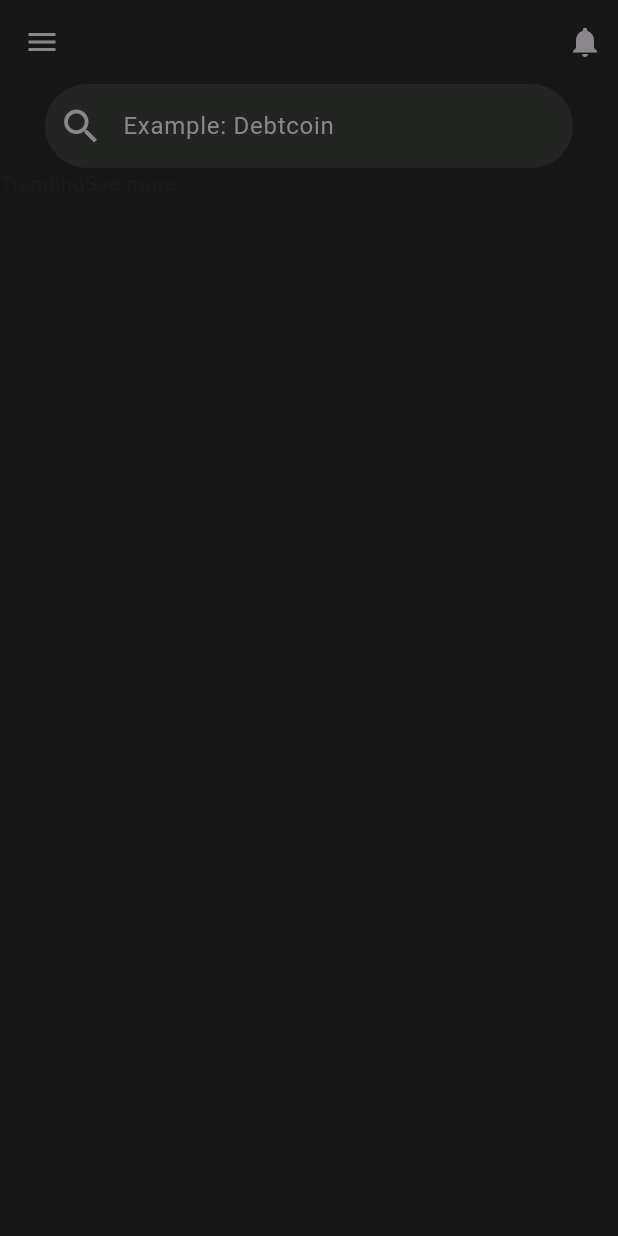
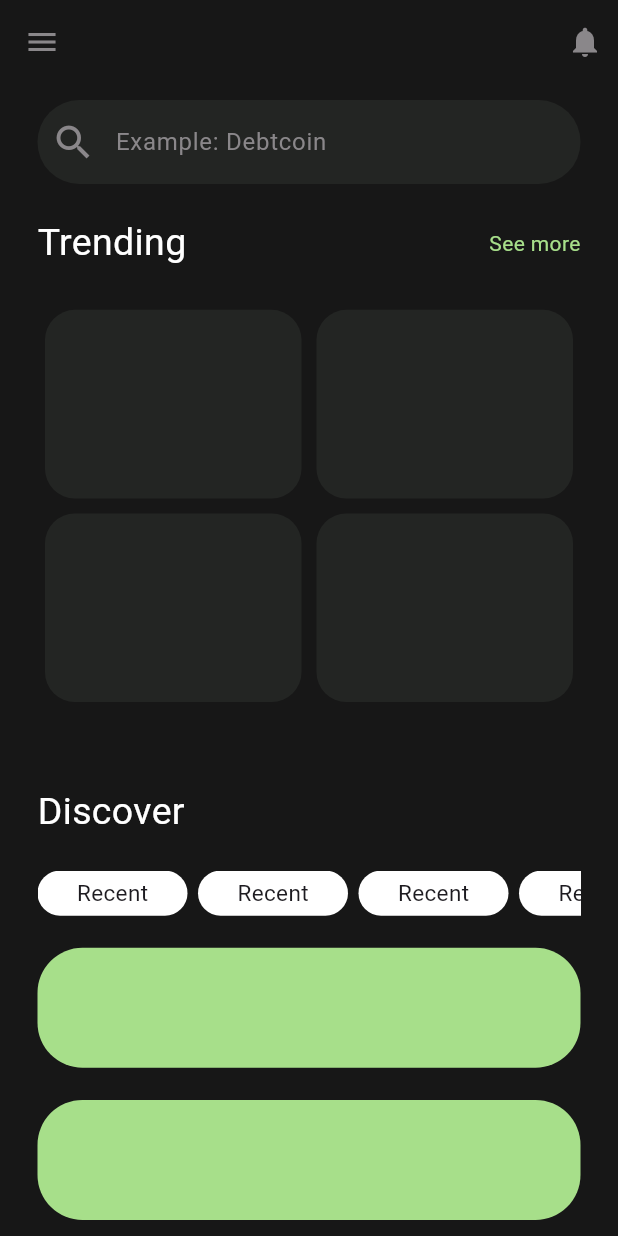
Before and after one commit to santtiagogp/Crypto-UI, a Flutter app: the screen it shows after launch, after a tap on "Skip", on a phone screen of 412 x 824 dp. Run offline on Flutter 3.47's test engine with Material 3 defaults, Android fonts, the phone set to English and light mode, and no system bars; our stand-ins replace fl_chart, shared_preferences.

Commit message:
Home structrure finished

```diff
--- a/lib/pages/home/home_page.dart
+++ b/lib/pages/home/home_page.dart
@@ -5,9 +5,11 @@ import 'widgets/home_search_bar.dart';
 class HomePage extends StatelessWidget {
   const HomePage({super.key});
 
-  //35 37 35
+  //35 37 35 light grey
 
-  //138 135 138
+  //138 135 138 background
+
+  //167 223 138 green
 
   @override
   Widget build(BuildContext context) {
@@ -24,19 +26,102 @@ class HomePage extends StatelessWidget {
           SizedBox(width: 10,)
         ],
       ),
-      body: const Column(
-        children: [
-          Padding(
-            padding: EdgeInsets.symmetric(horizontal: 30),
-            child: HomeSearchBar(),
+      body: Container(
+        padding: const EdgeInsets.symmetric(horizontal: 25),
+        child: SafeArea(
+          bottom: true,
+          top: true,
+          child: Column(
+            mainAxisAlignment: MainAxisAlignment.spaceAround,
+            crossAxisAlignment: CrossAxisAlignment.start,
+            children: [
+              const HomeSearchBar(),
+
+              const Row(
+                mainAxisAlignment: MainAxisAlignment.spaceBetween,
+                children: [
+                  Text('Trending', style: TextStyle(
+                    color: Colors.white,
+                    fontSize: 25
+                  )),
+                  Text('See more', style: TextStyle(
+                    color: Color.fromRGBO(167, 223, 138, 1)
+                  ))
+                ],
+              ),
+
+              SizedBox(
+                height: 300,
+                child: GridView.count(
+                  childAspectRatio: (1 / .75),
+                  crossAxisCount: 2,
+                  children: List.generate(
+                    4, (index) => Container(
+                      margin: const EdgeInsets.all(5),
+                      decoration: BoxDecoration(
+                        borderRadius: BorderRadius.circular(20),
+                        color: const Color.fromRGBO(35, 37, 35, 1)
+                      ),
+                    )
+                  ),
+                ),
+              ),
+
+              const Text('Discover',
+                style: TextStyle(color: Colors.white, fontSize: 25)),
+
+              SizedBox(
+                height: 30,
+                child: ListView(
+                  scrollDirection: Axis.horizontal,
+                  children: List.generate(
+                    5,
+                    (index) => Container(
+                      width: 100,
+                      margin: const EdgeInsets.only(right: 7),
+                      decoration: BoxDecoration(
+                        borderRadius: BorderRadius.circular(20),
+                        color: Colors.white
+                      ),
+                      child: const Center(
+                        child: Text('Recent', style: TextStyle(
+                          fontSize: 15
+                        ),),
+                      ),
+                    )
+                  ),
+                ),
+              ),
+
+              Container(
+                height: 80,
+                decoration: BoxDecoration(
+                  borderRadius: BorderRadius.circular(30),
+                  color: const Color.fromRGBO(167, 223, 138, 1)
+                ),
+                child: const Row(
+                  children: [
+
+                  ],
+                ),
+              ),
+
+              Container(
+                height: 80,
+                decoration: BoxDecoration(
+                  borderRadius: BorderRadius.circular(30),
+                  color: const Color.fromRGBO(167, 223, 138, 1)
+                ),
+                child: const Row(
+                  children: [
+
+                  ],
+                ),
+              ),
+
+            ],
           ),
-          Row(
-            children: [
-              Text('Trending'),
-              Text('See more')
-            ],
-          )
-        ],
+        ),
       ),
     );
   }
--- a/lib/pages/onboarding/onboarding_screen.dart
+++ b/lib/pages/onboarding/onboarding_screen.dart
@@ -91,7 +91,10 @@ class _OnboardingScreenState extends State<OnboardingScreen> {
             height: mq.height * 0.35,
             decoration: BoxDecoration(
               color: Colors.grey[100],
-              borderRadius: BorderRadius.circular(45)
+              borderRadius: const BorderRadius.only(
+                topLeft: Radius.circular(45),
+                topRight: Radius.circular(45)
+              )
             ),
             child: Column(
               mainAxisAlignment: MainAxisAlignment.center,
```
